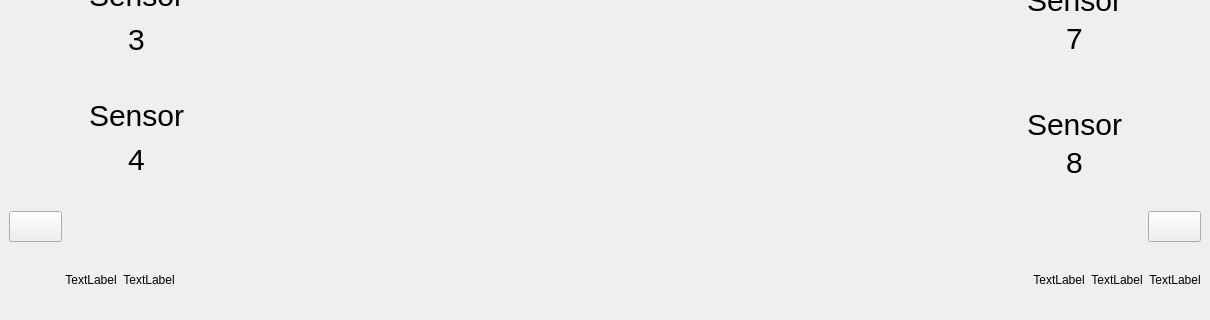
The window that new_UI/V2.0_add_main_and_boardprogram/Theme.ui (dup06087/Ship_Controller_UI) describes before a commit, drawn with Qt 5; both pictures show x 0 to 1210 and y 400 to 720 of the 1210 by 720 pixel window.
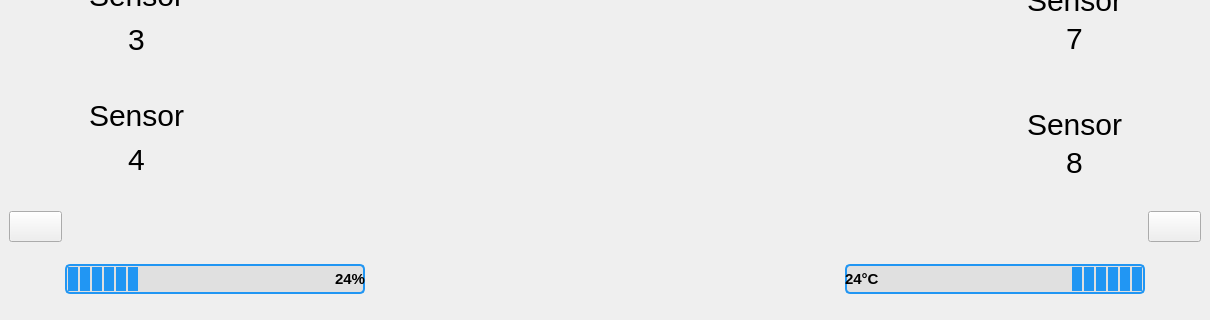
The same window after the commit. The open tabs and pages were chosen to show the change. Icons and pictures are not drawn. Custom widgets are drawn as their Qt base class.

```diff
--- a/new_UI/V2.0_add_main_and_boardprogram/Theme.ui
+++ b/new_UI/V2.0_add_main_and_boardprogram/Theme.ui
@@ -2483,28 +2483,49 @@
              </widget>
             </item>
             <item>
-             <widget class="QLabel" name="label_14">
-              <property name="text">
-               <string>TextLabel</string>
+             <widget class="QProgressBar" name="progressbar_gas_meter">
+              <property name="sizePolicy">
+               <sizepolicy hsizetype="Minimum" vsizetype="Fixed">
+                <horstretch>0</horstretch>
+                <verstretch>0</verstretch>
+               </sizepolicy>
               </property>
-              <property name="scaledContents">
-               <bool>true</bool>
+              <property name="minimumSize">
+               <size>
+                <width>300</width>
+                <height>0</height>
+               </size>
               </property>
-              <property name="alignment">
-               <set>Qt::AlignCenter</set>
+              <property name="maximumSize">
+               <size>
+                <width>300</width>
+                <height>16777215</height>
+               </size>
               </property>
-             </widget>
-            </item>
-            <item>
-             <widget class="QLabel" name="label_15">
-              <property name="text">
-               <string>TextLabel</string>
+              <property name="styleSheet">
+               <string notr="true">QProgressBar {
+    border: 2px solid #2196F3;
+    border-radius: 5px;
+    background-color: #E0E0E0;
+
+    font: bold 15px;  
+    color: black;
+}
+
+QProgressBar::chunk {
+    background-color: #2196F3;
+    width: 10px; 
+    margin: 0.5px;
+}</string>
               </property>
-              <property name="scaledContents">
-               <bool>true</bool>
+              <property name="value">
+               <number>24</number>
               </property>
               <property name="alignment">
-               <set>Qt::AlignCenter</set>
+               <set>Qt::AlignRight|Qt::AlignTrailing|Qt::AlignVCenter</set>
+              </property>
+              <property name="format">
+               <string>%p%</string>
               </property>
              </widget>
             </item>
@@ -2528,35 +2549,87 @@
         <item>
          <layout class="QHBoxLayout" name="horizontalLayout_4">
           <item>
-           <widget class="QLabel" name="label_12">
-            <property name="text">
-             <string>TextLabel</string>
+           <widget class="QProgressBar" name="progressbar_thermometer">
+            <property name="sizePolicy">
+             <sizepolicy hsizetype="Minimum" vsizetype="Fixed">
+              <horstretch>0</horstretch>
+              <verstretch>0</verstretch>
+             </sizepolicy>
             </property>
-            <property name="scaledContents">
-             <bool>true</bool>
+            <property name="minimumSize">
+             <size>
+              <width>300</width>
+              <height>0</height>
+             </size>
             </property>
+            <property name="maximumSize">
+             <size>
+              <width>300</width>
+              <height>16777215</height>
+             </size>
+            </property>
+            <property name="styleSheet">
+             <string notr="true">QProgressBar {
+    border: 2px solid #2196F3;
+    border-radius: 5px;
+    background-color: #E0E0E0;
+
+    font: bold 15px;
+    color: black;
+
+}
+QProgressBar::chunk {
+    background-color: #2196F3;
+    width: 10px; 
+    margin: 0.5px;
+}</string>
+            </property>
+            <property name="value">
+             <number>24</number>
+            </property>
             <property name="alignment">
-             <set>Qt::AlignCenter</set>
+             <set>Qt::AlignLeading|Qt::AlignLeft|Qt::AlignVCenter</set>
             </property>
-           </widget>
-          </item>
-          <item>
-           <widget class="QLabel" name="label_10">
-            <property name="text">
-             <string>TextLabel</string>
+            <property name="orientation">
+             <enum>Qt::Horizontal</enum>
             </property>
-            <property name="scaledContents">
+            <property name="invertedAppearance">
              <bool>true</bool>
             </property>
-            <property name="alignment">
-             <set>Qt::AlignCenter</set>
+            <property name="textDirection">
+             <enum>QProgressBar::TopToBottom</enum>
+            </property>
+            <property name="format">
+             <string>%p°C</string>
             </property>
            </widget>
           </item>
           <item>
            <widget class="QLabel" name="label_11">
+            <property name="sizePolicy">
+             <sizepolicy hsizetype="Minimum" vsizetype="Minimum">
+              <horstretch>0</horstretch>
+              <verstretch>0</verstretch>
+             </sizepolicy>
+            </property>
+            <property name="minimumSize">
+             <size>
+              <width>50</width>
+              <height>50</height>
+             </size>
+            </property>
+            <property name="styleSheet">
+             <string notr="true">QLabel
+{
+    border-image: url(img_thermometer.png);
+    background-repeat: no-repeat;
+    background-position: center;
+    background-size: cover;
+}
+</string>
+            </property>
             <property name="text">
-             <string>TextLabel</string>
+             <string/>
             </property>
             <property name="scaledContents">
              <bool>true</bool>
```
Left out of the diff: 2 changed lines with no effect on the pictures.
